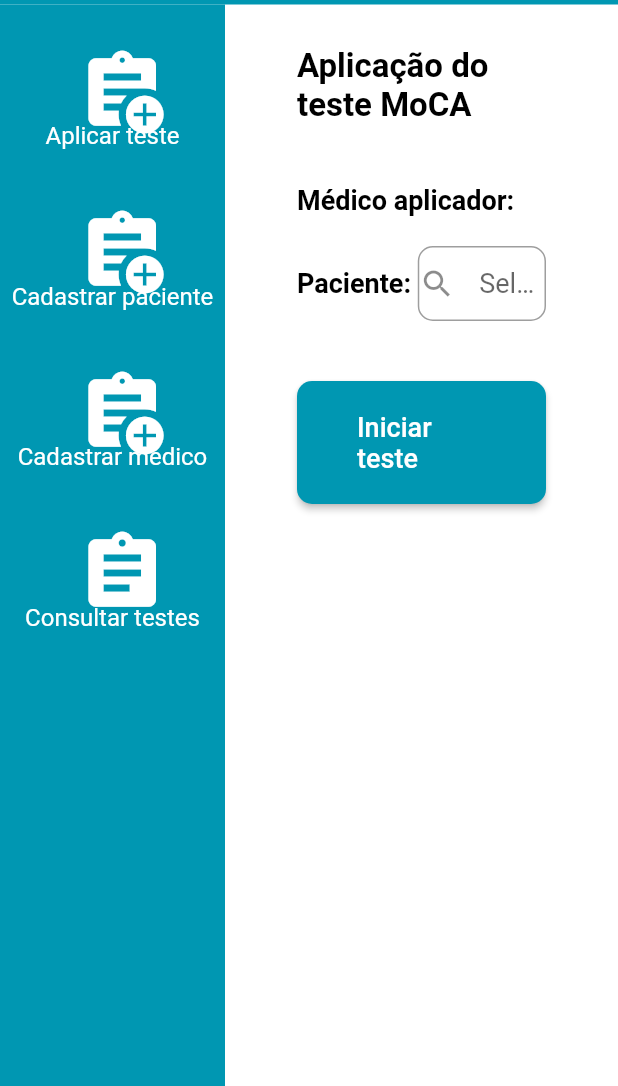
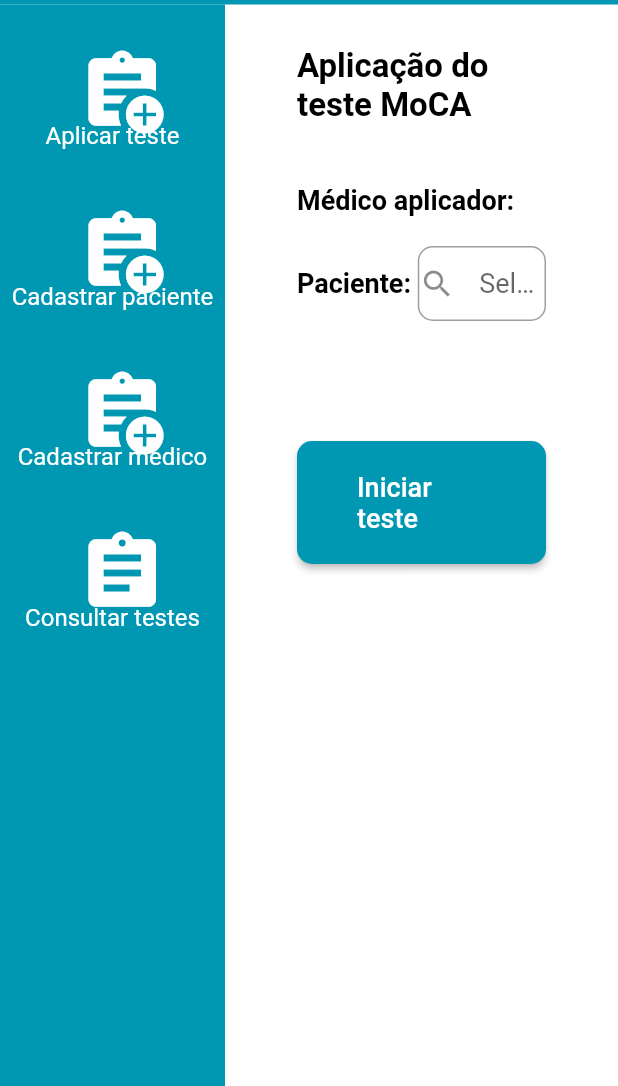
Before and after one commit to karinaplemos/mocageriuff_admin, a Flutter app: the screen it shows once a user with an empty profile is signed in, on a phone screen of 412 x 824 dp, the part 150-1236 px from its top. Run offline on Flutter 3.47's test engine with Material 2 defaults, Android fonts, the phone set to English and light mode, and no system bars; drawn by our look-alikes of searchfield; our stand-ins replace brasil_fields, cloud_firestore, email_validator, firebase_auth, firebase_core, firebase_storage and 1 more; accounts and stored records are empty.

Commit message:
Alterando posição de botão 'Iniciar teste

```diff
--- a/lib/view/homepage.dart
+++ b/lib/view/homepage.dart
@@ -322,7 +322,7 @@ class HomePageState extends State<HomePage> {
                             ),
                           ])),
                       Padding(
-                        padding: const EdgeInsets.only(top: 40),
+                        padding: const EdgeInsets.only(top: 80),
                         child: ElevatedButton(
                           style: ButtonStyle(
                             shape: MaterialStateProperty.all<
```
